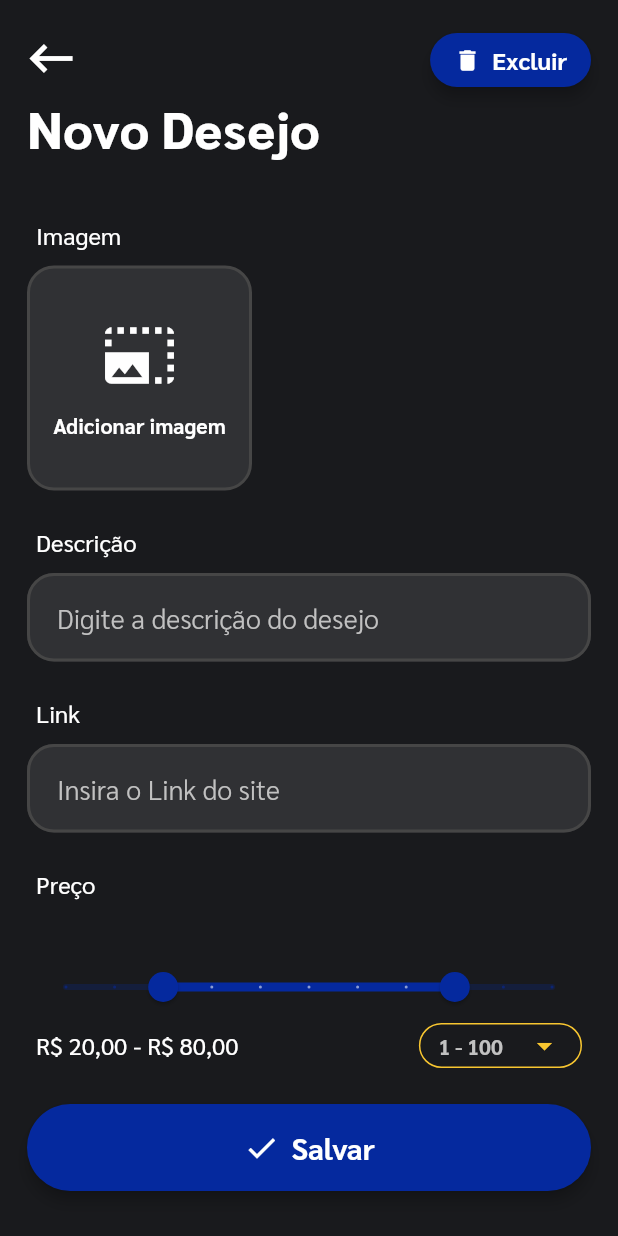
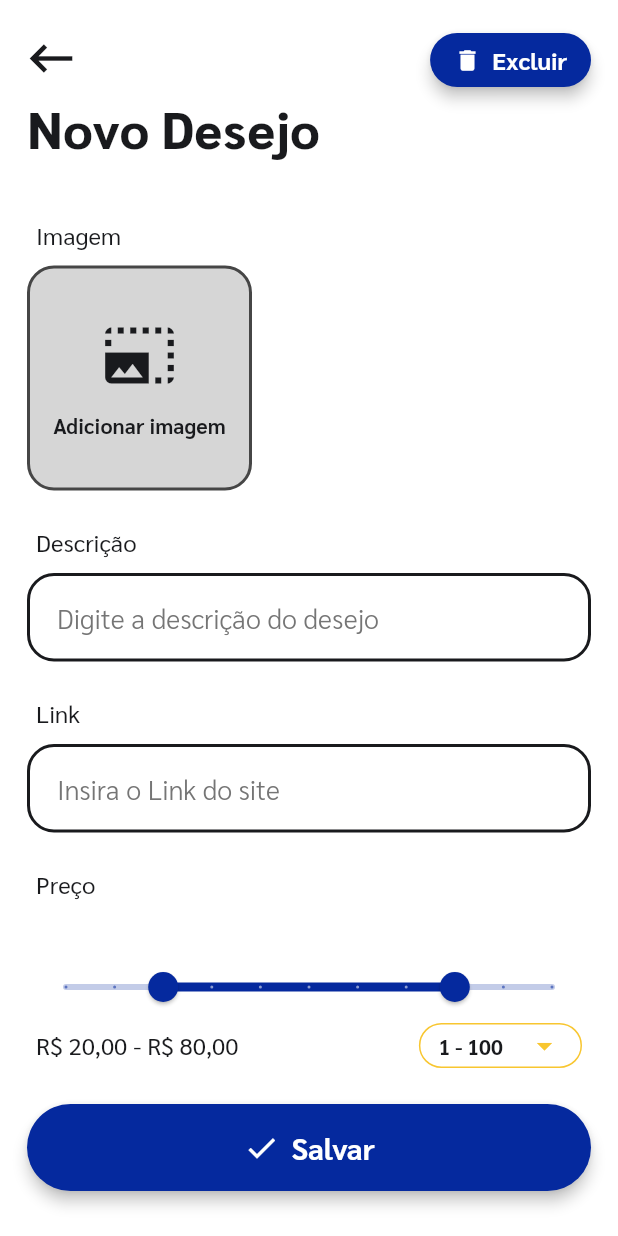
Before and after one commit to GabrielDimaa/my_gift_app, a Flutter app: the WishRegisterPage screen opened directly, on a phone screen of 412 x 824 dp. Run offline on Flutter 3.47's test engine with Material 2 defaults, Android fonts, the phone set to English and light mode, and no system bars; our stand-ins replace cloud_firestore, dotted_border, firebase_auth, firebase_core, firebase_storage, flutter_svg and 4 more; accounts and stored records are empty; statements that could not run were skipped.

Commit message:
Ajuste para tema branco

```diff
--- a/lib/app_theme.dart
+++ b/lib/app_theme.dart
@@ -11,7 +11,7 @@ class AppTheme extends StatelessWidget {
       title: 'Desejando',
       debugShowCheckedModeBanner: false,
       initialRoute: "/splash",
-      themeMode: ThemeMode.dark,
+      themeMode: ThemeMode.light,
       theme: ThemeData(
         brightness: Brightness.light,
         colorScheme: _colorSchemeLight,
--- a/lib/layers/presentation/ui/pages/wish/widgets/dropdown_price_range.dart
+++ b/lib/layers/presentation/ui/pages/wish/widgets/dropdown_price_range.dart
@@ -11,10 +11,12 @@ class DropdownPriceRange extends StatelessWidget {
 
   @override
   Widget build(BuildContext context) {
+    final ThemeData theme = Theme.of(context);
+
     return Obx(
       () => Container(
         decoration: BoxDecoration(
-          border: Border.all(color: Theme.of(context).colorScheme.secondary),
+          border: Border.all(color: theme.colorScheme.secondary),
           borderRadius: BorderRadius.circular(18),
         ),
         padding: const EdgeInsets.symmetric(horizontal: 12, vertical: 2),
@@ -23,9 +25,9 @@ class DropdownPriceRange extends StatelessWidget {
           onChanged: presenter.setPriceRange,
           underline: const SizedBox.shrink(),
           borderRadius: BorderRadius.circular(18),
-          style: Theme.of(context).textTheme.button?.copyWith(fontSize: 14, color: const Color(0xFFC1C1C1)),
+          style: theme.textTheme.button?.copyWith(fontSize: 14, color: theme.brightness == Brightness.dark ? const Color(0xFFC1C1C1) : theme.colorScheme.onBackground),
           isDense: true,
-          icon: Icon(Icons.arrow_drop_down_outlined, color: Theme.of(context).colorScheme.secondary),
+          icon: Icon(Icons.arrow_drop_down_outlined, color: theme.colorScheme.secondary),
           items: [
             DropdownMenuItem<PriceRange>(value: PriceRange.pr1_100, child: Text(PriceRange.pr1_100.description)),
             DropdownMenuItem<PriceRange>(value: PriceRange.pr100_200, child: Text(PriceRange.pr100_200.description)),
```
